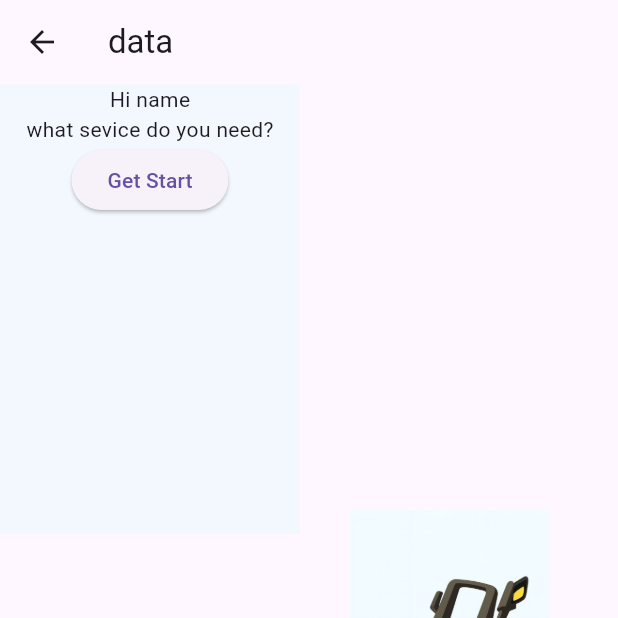
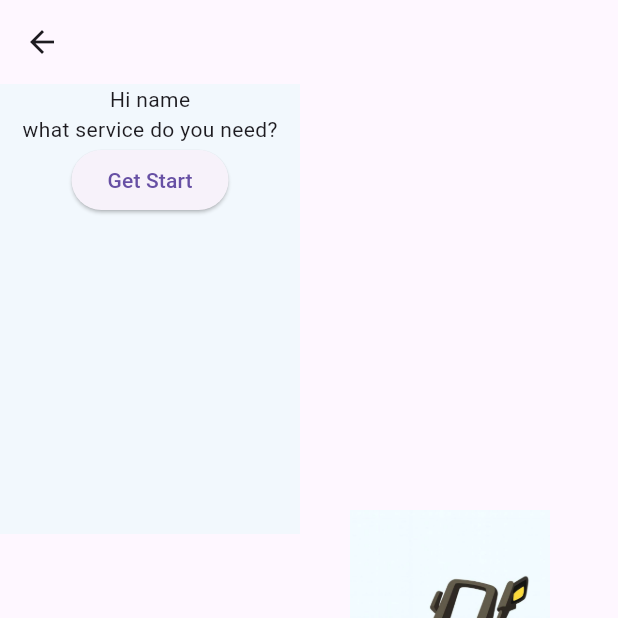
Before and after one commit to LabibaMohammed/homez, a Flutter app: the Home screen opened directly, on a phone screen of 412 x 824 dp, the top half of it. Run offline on Flutter 3.47's test engine with Material 3 defaults, Android fonts, the phone set to English and light mode, and no system bars.

Commit message:
first push

```diff
--- a/lib/home.dart
+++ b/lib/home.dart
@@ -12,9 +12,14 @@ class _HomeState extends State<Home> {
   Widget build(BuildContext context) {
     return Scaffold(
       appBar: AppBar(
-        title: Text("data"),
+
       ),
-        body: SafeArea(child: Row(
+        body: SafeArea(child:
+            Stack(
+              alignment: Alignment.center,
+              children: [
+
+                Row(
                   children: [
                     Column(
                       children: [
@@ -25,7 +30,7 @@ class _HomeState extends State<Home> {
                           child: Column(
                             children: [
                               Text('Hi name'),
-                      Text('what sevice do you need?'),
+                              Text('what service do you need?'),
                               ElevatedButton(onPressed:
                                   (){}, child: Text('Get Start'))
                             ],
@@ -39,7 +44,10 @@ class _HomeState extends State<Home> {
                     ),
                     Image.asset('images1/photo_2025-11-21_21-18-43.jpg',width: 200,height: 200,),
                   ],
-        ),)
+                ),
+              ],
+            )
+        )
     );
   }
 }
```
Also changed, not shown: lib/account.dart (added), lib/request_service.dart (added), lib/search.dart (added), lib/signUp.dart (added). Lines whose indentation alone changed are shown as unchanged.
